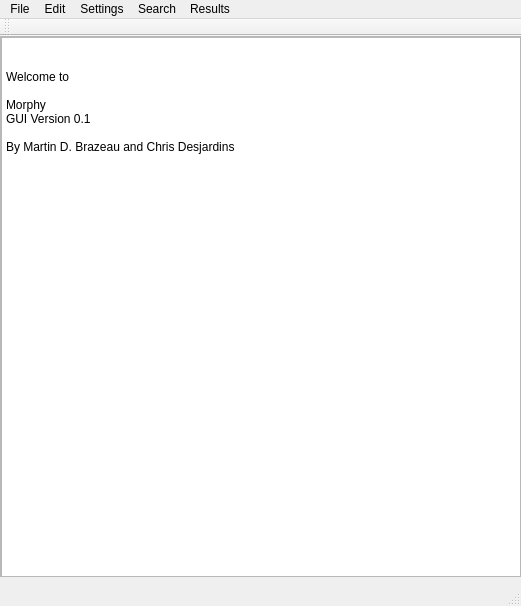
mbrazeau/MorphyWeb, file gui/Morphy/mainwindow.ui: the form before one commit.
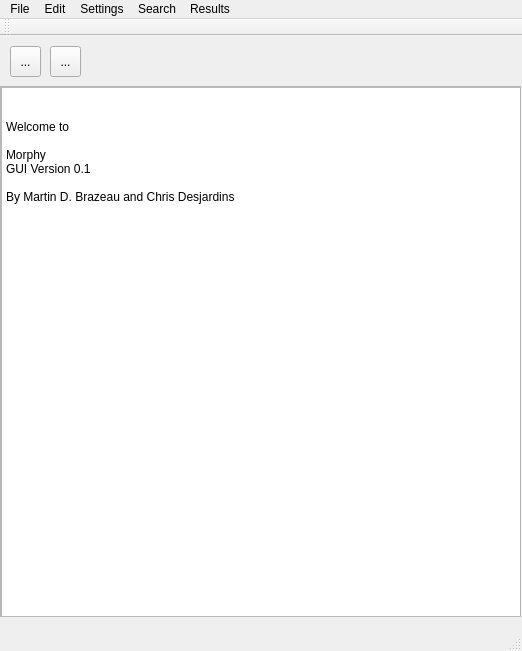
The form after the commit.

Commit message: added buttons (one for clearing buffer)

What changed in the file:
```diff
--- a/gui/Morphy/mainwindow.ui
+++ b/gui/Morphy/mainwindow.ui
@@ -6,8 +6,8 @@
    <rect>
     <x>0</x>
     <y>0</y>
-    <width>521</width>
-    <height>606</height>
+    <width>522</width>
+    <height>651</height>
    </rect>
   </property>
   <property name="windowTitle">
@@ -18,9 +18,9 @@
     <property name="geometry">
      <rect>
       <x>0</x>
-      <y>0</y>
+      <y>50</y>
       <width>521</width>
-      <height>541</height>
+      <height>531</height>
      </rect>
     </property>
     <property name="widgetResizable">
@@ -32,7 +32,7 @@
        <x>0</x>
        <y>0</y>
        <width>519</width>
-       <height>539</height>
+       <height>529</height>
       </rect>
      </property>
      <widget class="QPlainTextEdit" name="mwTextDisplay">
@@ -41,7 +41,7 @@
         <x>0</x>
         <y>0</y>
         <width>521</width>
-        <height>541</height>
+        <height>531</height>
        </rect>
       </property>
       <property name="readOnly">
@@ -63,13 +63,39 @@
      </widget>
     </widget>
    </widget>
+   <widget class="QToolButton" name="toolButton">
+    <property name="geometry">
+     <rect>
+      <x>10</x>
+      <y>10</y>
+      <width>31</width>
+      <height>31</height>
+     </rect>
+    </property>
+    <property name="text">
+     <string>...</string>
+    </property>
+   </widget>
+   <widget class="QToolButton" name="toolButton_2">
+    <property name="geometry">
+     <rect>
+      <x>50</x>
+      <y>10</y>
+      <width>31</width>
+      <height>31</height>
+     </rect>
+    </property>
+    <property name="text">
+     <string>...</string>
+    </property>
+   </widget>
   </widget>
   <widget class="QMenuBar" name="menuBar">
    <property name="geometry">
     <rect>
      <x>0</x>
      <y>0</y>
-     <width>521</width>
+     <width>522</width>
      <height>22</height>
     </rect>
    </property>
```
The commit also changes 5 other files.
